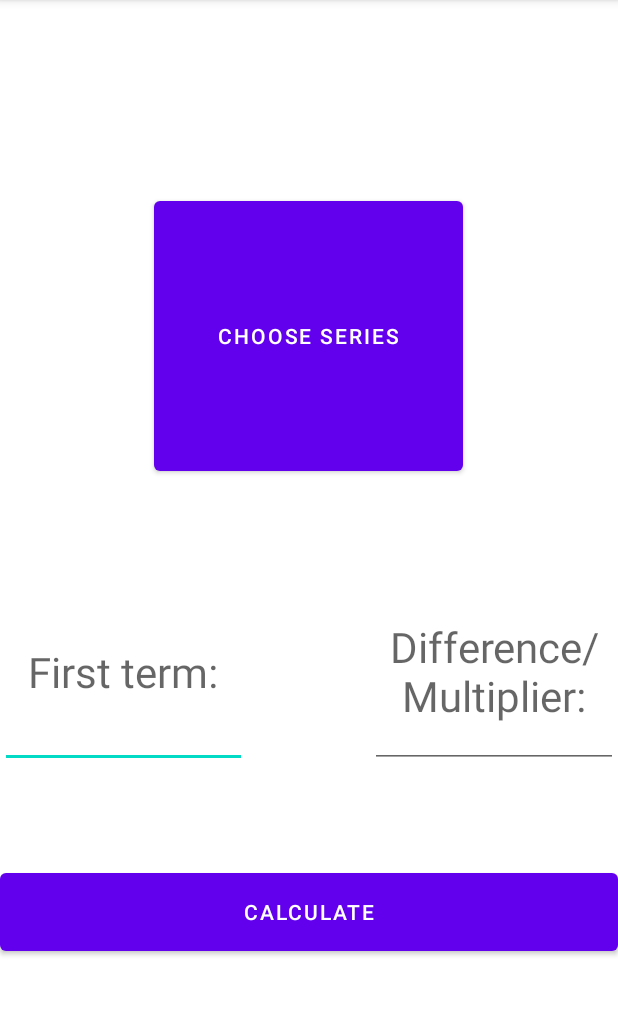
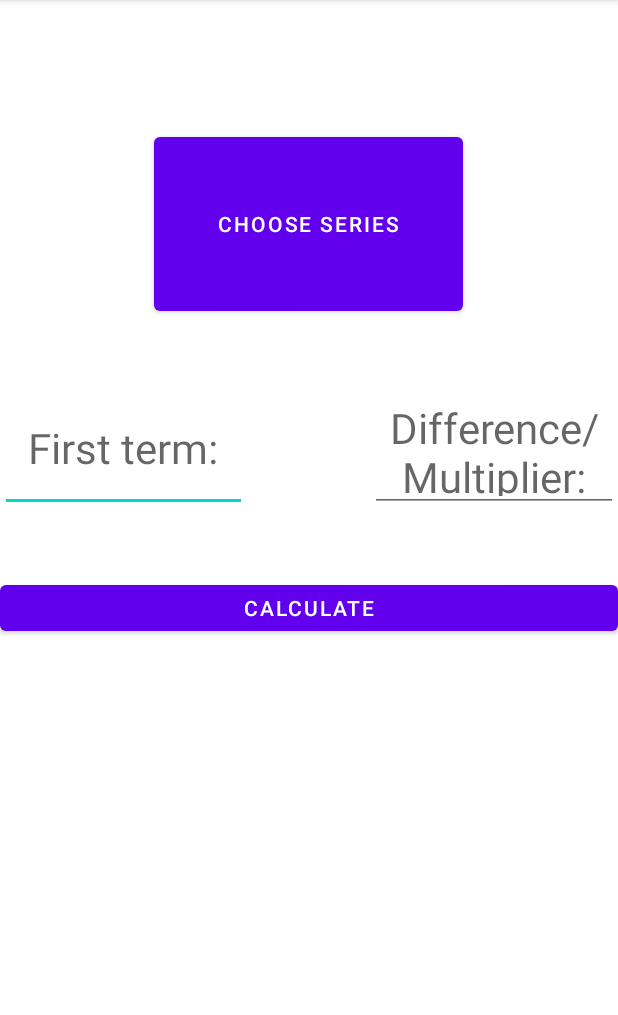
Before and after one commit to YuvalNavon/ContextMenuEX2, an Android app: the screen it shows after launch (MainActivity), on a phone screen of 412 x 824 dp, the part 84-1099 px from its top. Run offline under Robolectric (Android 15) with nearby library versions, the phone set to English and light mode, and no system bars.

Commit message:
check javadoc 3

```diff
--- a/app/src/main/res/layout/activity_main.xml
+++ b/app/src/main/res/layout/activity_main.xml
@@ -5,14 +5,8 @@
     android:id="@+id/LinearLayout"
     android:layout_width="match_parent"
     android:layout_height="match_parent"
-    android:orientation="horizontal"
+    android:orientation="vertical"
     tools:context=".MainActivity">
-
-    <LinearLayout
-        android:layout_width="0dp"
-        android:layout_height="match_parent"
-        android:layout_weight="10"
-        android:orientation="vertical">
 
     <Space
         android:layout_width="match_parent"
@@ -99,8 +93,5 @@
     <Space
         android:layout_width="match_parent"
         android:layout_height="0dp"
-            android:layout_weight="2" />
-
+        android:layout_weight="8" />
 </LinearLayout>
-
-</LinearLayout>
```
Lines whose indentation alone changed are shown as unchanged.
